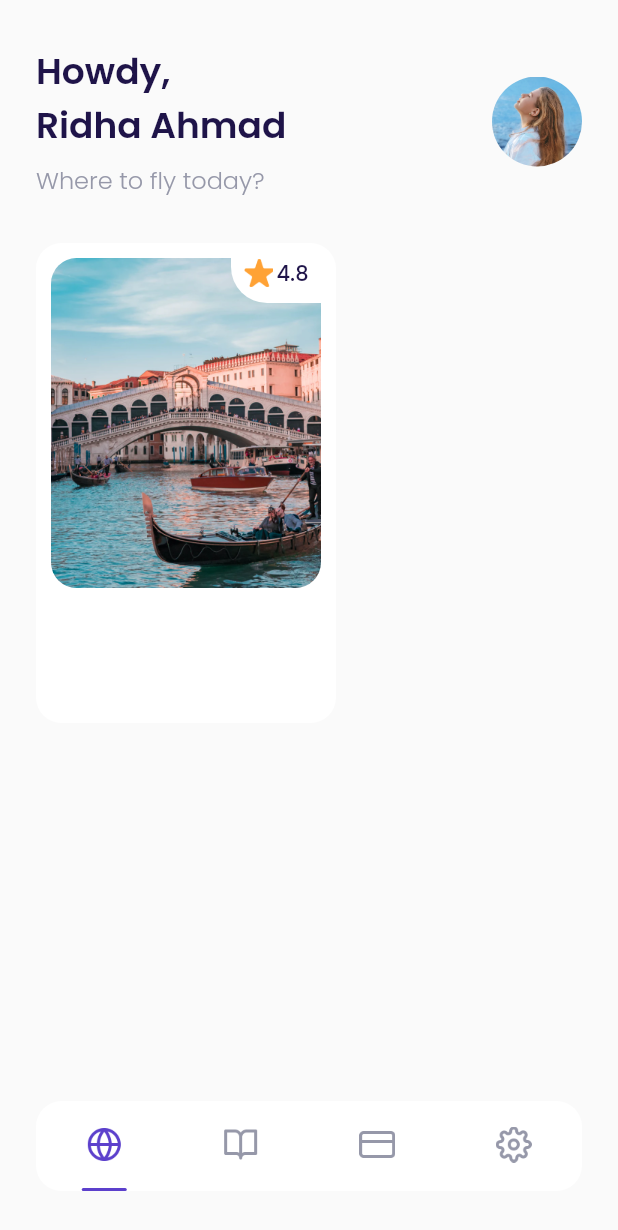
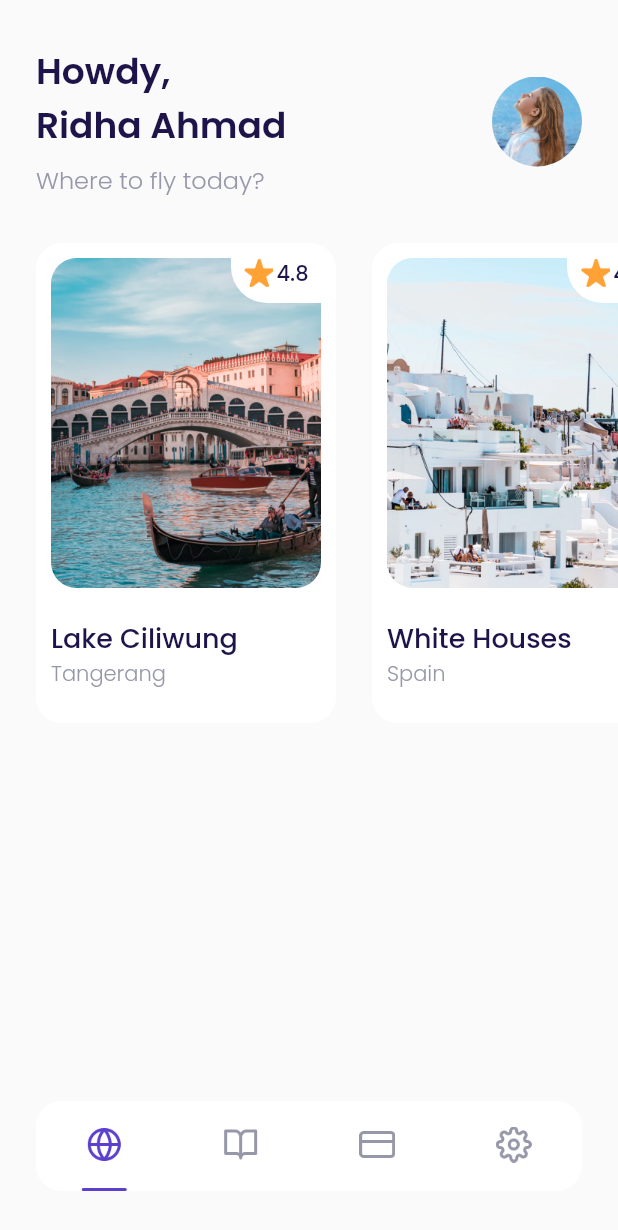
Before and after one commit to RidhaAF/airplane_app, a Flutter app: the MainPage screen opened by its route, on a phone screen of 412 x 824 dp. Shown: the top 1230 px of the screen. Run offline on Flutter 3.47's test engine with Material 2 defaults, Android fonts, the phone set to English and light mode, and no system bars; our stand-ins replace google_fonts.

Commit message:
Slicing Home - Popular Destinations

```diff
--- a/lib/ui/pages/home_page.dart
+++ b/lib/ui/pages/home_page.dart
@@ -1,4 +1,5 @@
 import 'package:airplane_app/shared/theme.dart';
+import 'package:airplane_app/ui/widgets/destination_card.dart';
 import 'package:flutter/material.dart';
 
 class HomePage extends StatelessWidget {
@@ -56,68 +57,42 @@ class HomePage extends StatelessWidget {
     Widget popularDestionations() {
       return Container(
         margin: EdgeInsets.only(top: 30),
+        child: SingleChildScrollView(
+          scrollDirection: Axis.horizontal,
           child: Row(
             children: [
-            Container(
-              height: 320,
-              width: 200,
-              margin: EdgeInsets.only(left: defaultMargin),
-              padding: EdgeInsets.all(10),
-              decoration: BoxDecoration(
-                borderRadius: BorderRadius.circular(defaultRadius),
-                color: kWhiteColor,
+              DestinationCard(
+                name: 'Lake Ciliwung',
+                city: 'Tangerang',
+                imageUrl: 'assets/image_destination1.png',
+                rating: 4.8,
               ),
-              child: Column(
-                children: [
-                  Container(
-                    height: 220,
-                    width: 180,
-                    decoration: BoxDecoration(
-                      borderRadius: BorderRadius.circular(defaultRadius),
-                      image: DecorationImage(
-                        image: AssetImage('assets/image_destination1.png'),
+              DestinationCard(
+                name: 'White Houses',
+                city: 'Spain',
+                imageUrl: 'assets/image_destination2.png',
+                rating: 4.7,
               ),
+              DestinationCard(
+                name: 'Hill Heyo',
+                city: 'Monaco',
+                imageUrl: 'assets/image_destination3.png',
+                rating: 4.8,
               ),
-                    child: Align(
-                      alignment: Alignment.topRight,
-                      child: Container(
-                        height: 30,
-                        width: 60,
-                        decoration: BoxDecoration(
-                          color: kWhiteColor,
-                          borderRadius: BorderRadius.only(
-                            bottomLeft: Radius.circular(defaultMargin),
+              DestinationCard(
+                name: 'Menarra',
+                city: 'Japan',
+                imageUrl: 'assets/image_destination4.png',
+                rating: 5.0,
               ),
-                        ),
-                        child: Row(
-                          mainAxisAlignment: MainAxisAlignment.center,
-                          crossAxisAlignment: CrossAxisAlignment.start,
-                          children: [
-                            Container(
-                              height: 20,
-                              width: 20,
-                              margin: EdgeInsets.only(right: 2),
-                              decoration: BoxDecoration(
-                                image: DecorationImage(
-                                  image: AssetImage('assets/icon_star.png'),
-                                ),
-                              ),
-                            ),
-                            Text(
-                              '4.8',
-                              style: blackTextStyle.copyWith(
-                                fontWeight: medium,
-                              ),
+              DestinationCard(
+                name: 'Payung Teduh',
+                city: 'Singapore',
+                imageUrl: 'assets/image_destination5.png',
+                rating: 4.8,
               ),
             ],
           ),
-                      ),
-                    ),
-                  ),
-                ],
-              ),
-            ),
-          ],
         ),
       );
     }
--- /dev/null
+++ b/lib/ui/widgets/destination_card.dart
@@ -0,0 +1,100 @@
+import 'package:airplane_app/shared/theme.dart';
+import 'package:flutter/material.dart';
+
+class DestinationCard extends StatelessWidget {
+  final String name;
+  final String city;
+  final String imageUrl;
+  final double rating;
+
+  const DestinationCard({
+    Key? key,
+    required this.name,
+    required this.city,
+    required this.imageUrl,
+    this.rating = 0.0,
+  }) : super(key: key);
+
+  @override
+  Widget build(BuildContext context) {
+    return Container(
+      height: 320,
+      width: 200,
+      margin: EdgeInsets.only(left: defaultMargin),
+      padding: EdgeInsets.all(10),
+      decoration: BoxDecoration(
+        borderRadius: BorderRadius.circular(defaultRadius),
+        color: kWhiteColor,
+      ),
+      child: Column(
+        crossAxisAlignment: CrossAxisAlignment.start,
+        children: [
+          Container(
+            height: 220,
+            width: 180,
+            margin: EdgeInsets.only(bottom: 20),
+            decoration: BoxDecoration(
+              borderRadius: BorderRadius.circular(defaultRadius),
+              image: DecorationImage(
+                image: AssetImage(imageUrl),
+              ),
+            ),
+            child: Align(
+              alignment: Alignment.topRight,
+              child: Container(
+                height: 30,
+                width: 60,
+                decoration: BoxDecoration(
+                  color: kWhiteColor,
+                  borderRadius: BorderRadius.only(
+                    bottomLeft: Radius.circular(defaultMargin),
+                  ),
+                ),
+                child: Row(
+                  mainAxisAlignment: MainAxisAlignment.center,
+                  crossAxisAlignment: CrossAxisAlignment.start,
+                  children: [
+                    Container(
+                      height: 20,
+                      width: 20,
+                      margin: EdgeInsets.only(right: 2),
+                      decoration: BoxDecoration(
+                        image: DecorationImage(
+                          image: AssetImage('assets/icon_star.png'),
+                        ),
+                      ),
+                    ),
+                    Text(
+                      rating.toString(),
+                      style: blackTextStyle.copyWith(
+                        fontWeight: medium,
+                      ),
+                    ),
+                  ],
+                ),
+              ),
+            ),
+          ),
+          Column(
+            crossAxisAlignment: CrossAxisAlignment.start,
+            children: [
+              Text(
+                name,
+                style: blackTextStyle.copyWith(
+                  fontSize: 18,
+                  fontWeight: medium,
+                ),
+              ),
+              Text(
+                city,
+                style: greyTextStyle.copyWith(
+                  fontWeight: light,
+                ),
+              ),
+            ],
+          ),
+        ],
+      ),
+    );
+  }
+}
```
Lines whose indentation alone changed are shown as unchanged.
